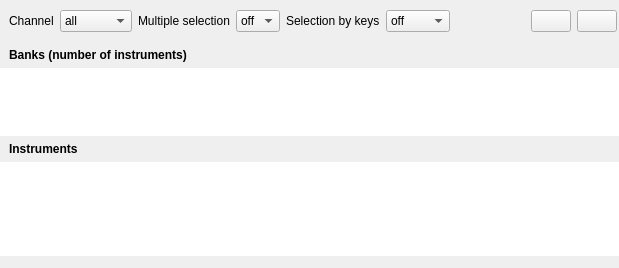
First picture: the form in sources/player/player.ui, repository davy7125/polyphone, before the edit.
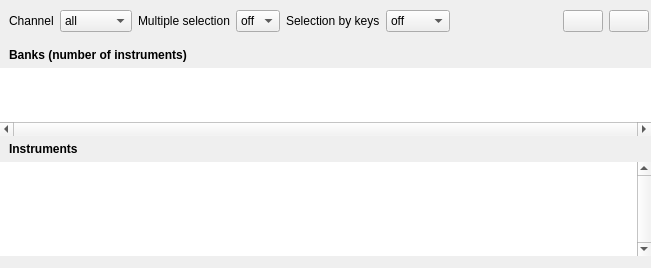
Second picture: the form after the edit. Custom widgets are drawn as their Qt base class.

Commit message:
Management of multiple tabs
Fix #218

Patch:
```diff
--- a/sources/player/player.ui
+++ b/sources/player/player.ui
@@ -6,7 +6,7 @@
    <rect>
     <x>0</x>
     <y>0</y>
-    <width>619</width>
+    <width>651</width>
     <height>268</height>
    </rect>
   </property>
@@ -377,10 +377,10 @@
           <enum>QFrame::NoFrame</enum>
          </property>
          <property name="verticalScrollBarPolicy">
-          <enum>Qt::ScrollBarAsNeeded</enum>
+          <enum>Qt::ScrollBarAlwaysOff</enum>
          </property>
          <property name="horizontalScrollBarPolicy">
-          <enum>Qt::ScrollBarAsNeeded</enum>
+          <enum>Qt::ScrollBarAlwaysOn</enum>
          </property>
          <property name="editTriggers">
           <set>QAbstractItemView::NoEditTriggers</set>
@@ -448,10 +448,10 @@
           <enum>QFrame::NoFrame</enum>
          </property>
          <property name="verticalScrollBarPolicy">
-          <enum>Qt::ScrollBarAsNeeded</enum>
+          <enum>Qt::ScrollBarAlwaysOn</enum>
          </property>
          <property name="horizontalScrollBarPolicy">
-          <enum>Qt::ScrollBarAsNeeded</enum>
+          <enum>Qt::ScrollBarAlwaysOff</enum>
          </property>
          <property name="editTriggers">
           <set>QAbstractItemView::NoEditTriggers</set>
```
The commit also changes 6 other files.
